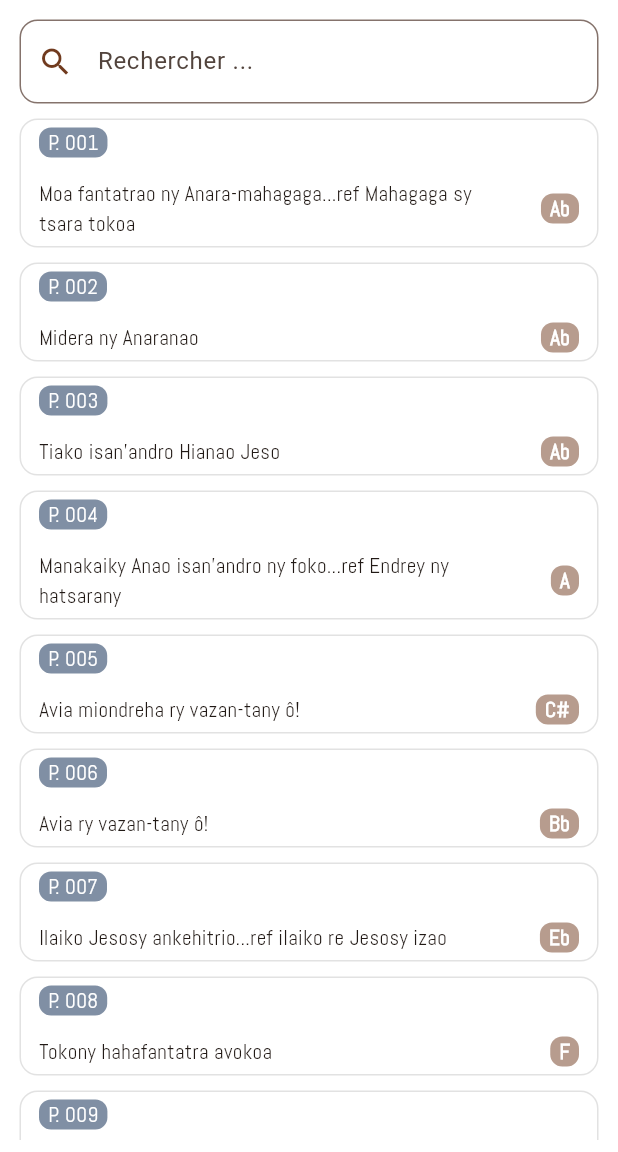
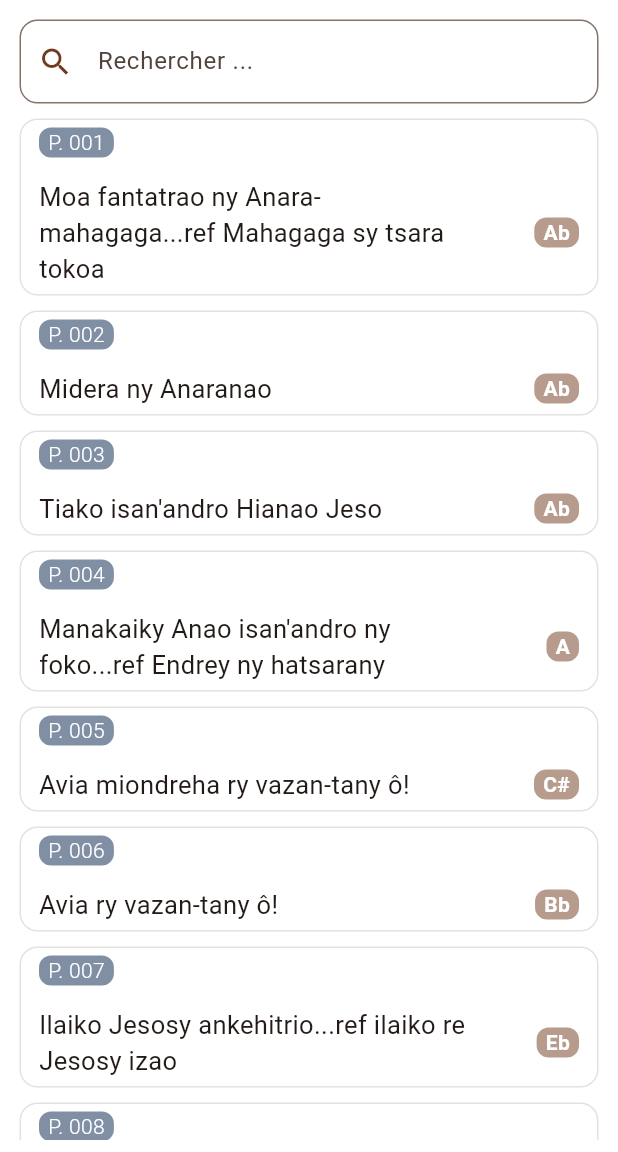
Before and after one commit to sylvio-jerry/fihirana, a Flutter app: the screen it shows after launch, after a tap on "Commencer", on a phone screen of 412 x 824 dp, the part 84-1236 px from its top. Run offline on Flutter 3.47's test engine with Material 3 defaults, Android fonts, the phone set to English and light mode, and no system bars; our stand-ins replace get, lottie; project files that could hold a hidden picture were left out.

Commit message:
version without google fonts

```diff
--- a/lib/app/modules/home/views/home_view.dart
+++ b/lib/app/modules/home/views/home_view.dart
@@ -4,7 +4,6 @@ import 'package:fihirana/models/music_model.dart';
 import 'package:flutter/material.dart';
 import 'package:get/get.dart';
 import 'package:lottie/lottie.dart';
-import 'package:google_fonts/google_fonts.dart';
 import '../controllers/home_controller.dart';
 
 class HomeView extends GetView<HomeController> {
@@ -34,7 +33,6 @@ class HomeView extends GetView<HomeController> {
                     context: context,
                     builder: (context) {
                       return SizedBox(
-                        // height: 300,
                         width: Get.width,
                         child: Padding(
                           padding: const EdgeInsets.all(8.0),
@@ -51,27 +49,23 @@ class HomeView extends GetView<HomeController> {
                               const SizedBox(
                                 height: 16,
                               ),
-                              Text(
+                              const Text(
                                 "Aide",
-                                style: GoogleFonts.kalam(
-                                  textStyle: const TextStyle(
+                                style: TextStyle(
                                     fontSize: 30,
                                     fontWeight: FontWeight.bold,
                                     color: AppThemes.primary),
-                                ),
                                 textAlign: TextAlign.center,
                               ),
-                              Padding(
-                                padding: const EdgeInsets.symmetric(
-                                    horizontal: 25.0),
+                              const Padding(
+                                padding: EdgeInsets.symmetric(horizontal: 25.0),
                                 child: Text(
                                   "Vous pouvez rechercher par titre | par page | ou par clée",
-                                  style: GoogleFonts.abel(
-                                    textStyle: const TextStyle(
+                                  style: TextStyle(
                                       fontSize: 20,
                                       fontWeight: FontWeight.bold,
                                       color: Colors.black54),
-                                  ),
+                                  textAlign: TextAlign.center,
                                 ),
                               ),
                               SizedBox(
@@ -113,27 +107,23 @@ class HomeView extends GetView<HomeController> {
               ),
               Column(
                 children: [
-                  Text(
+                  const Text(
                     "Application Fihirana",
-                    style: GoogleFonts.abel(
-                      textStyle: const TextStyle(
+                    style: TextStyle(
                       fontSize: 20,
                       fontWeight: FontWeight.w700,
                       color: Colors.black,
                     ),
                   ),
-                  ),
                   Container(
                     margin: const EdgeInsets.symmetric(
                         horizontal: 20.0, vertical: 15),
-                    child: Text(
+                    child: const Text(
                       "Application pour les musiciens, où on peut voir la position des notes sur la portée musicale",
-                      style: GoogleFonts.abel(
-                        textStyle: const TextStyle(
-                          fontSize: 15,
+                      style: TextStyle(
+                        fontSize: 18,
                         fontWeight: FontWeight.normal,
                         color: Colors.black,
-                        ),
                       ),
                     ),
                   ),
--- a/lib/app/modules/onBoarding/views/on_boarding_view.dart
+++ b/lib/app/modules/onBoarding/views/on_boarding_view.dart
@@ -2,7 +2,6 @@ import 'package:fihirana/app/routes/app_pages.dart';
 import 'package:flutter/material.dart';
 import 'package:get/get.dart';
 import '../controllers/on_boarding_controller.dart';
-import 'package:google_fonts/google_fonts.dart';
 
 class OnBoardingView extends GetView<OnBoardingController> {
   const OnBoardingView({Key? key}) : super(key: key);
@@ -29,25 +28,21 @@ class OnBoardingView extends GetView<OnBoardingController> {
                   ),
                 ),
                 const SizedBox(height: 48),
-                Text(
-                  'Hira Firam',
-                  style: GoogleFonts.amaticSc(
-                    textStyle: const TextStyle(
+                const Text(
+                  'Hira Fiaram',
+                  style: TextStyle(
                     fontSize: 30,
                     fontWeight: FontWeight.w700,
                     color: Colors.black,
                   ),
                 ),
-                ),
                 const SizedBox(height: 10),
-                Text(
+                const Text(
                   "Miderà an'i Jehovah fa tsara izy",
-                  style: GoogleFonts.amaticSc(
-                    textStyle: const TextStyle(
+                  style: TextStyle(
                       fontSize: 23,
                       fontWeight: FontWeight.bold,
                       color: Colors.black54),
-                  ),
                   textAlign: TextAlign.center,
                 ),
                 const Spacer(),
@@ -58,22 +53,19 @@ class OnBoardingView extends GetView<OnBoardingController> {
                         color: Colors.grey[900],
                         borderRadius: BorderRadius.circular(12)),
                     padding: const EdgeInsets.all(20.0),
-                    child: Center(
+                    child: const Center(
                       child: Row(
                         mainAxisAlignment: MainAxisAlignment.spaceEvenly,
                         children: [
                           Text(
                             'Commencer',
-                            style: GoogleFonts.poppins(
-                              textStyle: const TextStyle(
+                            style: TextStyle(
                                 fontSize: 16,
                                 fontWeight: FontWeight.bold,
                                 color: Colors.white,
                                 letterSpacing: 3),
                           ),
-                          ),
-                          const Icon(Icons.arrow_circle_right,
-                              color: Colors.white)
+                          Icon(Icons.arrow_circle_right, color: Colors.white)
                         ],
                       ),
                     ),
--- a/lib/app/widgets/MusicWidget.dart
+++ b/lib/app/widgets/MusicWidget.dart
@@ -1,6 +1,5 @@
 import 'package:fihirana/app/utils/AppTheme.dart';
 import 'package:flutter/material.dart';
-import 'package:google_fonts/google_fonts.dart';
 
 class MusicWidget extends StatelessWidget {
   final String page;
@@ -35,10 +34,8 @@ class MusicWidget extends StatelessWidget {
             child: Text(
               'P. $page',
               // style: const TextStyle(color: Colors.white),
-              style: GoogleFonts.abel(
-                textStyle: const TextStyle(
-                    fontWeight: FontWeight.w300, color: Colors.white),
-              ),
+              style: const TextStyle(
+                  fontWeight: FontWeight.w300, color: Colors.white),
             ),
           ),
           const SizedBox(
@@ -52,11 +49,9 @@ class MusicWidget extends StatelessWidget {
                 width: MediaQuery.of(context).size.width * 0.7,
                 child: Text(
                   title,
-                  style: GoogleFonts.abel(
-                    textStyle: const TextStyle(
-                      fontSize: 14.0,
-                      fontWeight: FontWeight.normal,
-                    ),
+                  style: const TextStyle(
+                    fontSize: 17.0,
+                    fontWeight: FontWeight.normal,
                   ),
                 ),
               ),
@@ -68,10 +63,8 @@ class MusicWidget extends StatelessWidget {
                 ),
                 child: Text(
                   keyy,
-                  style: GoogleFonts.abel(
-                    textStyle: const TextStyle(
-                        fontWeight: FontWeight.bold, color: Colors.white),
-                  ),
+                  style: const TextStyle(
+                      fontWeight: FontWeight.bold, color: Colors.white),
                 ),
               ),
             ],
```
Also changed, not shown: pubspec.yaml (+0 -15 lines), assets/fonts/Abel-Regular.ttf (deleted), assets/fonts/AmaticSC-Bold.ttf (deleted), assets/fonts/AmaticSC-Regular.ttf (deleted), assets/fonts/Kalam-Bold.ttf (deleted), assets/fonts/Poppins-Bold.ttf (deleted), pubspec.lock, 1 other file. Lines whose indentation alone changed are shown as unchanged.
